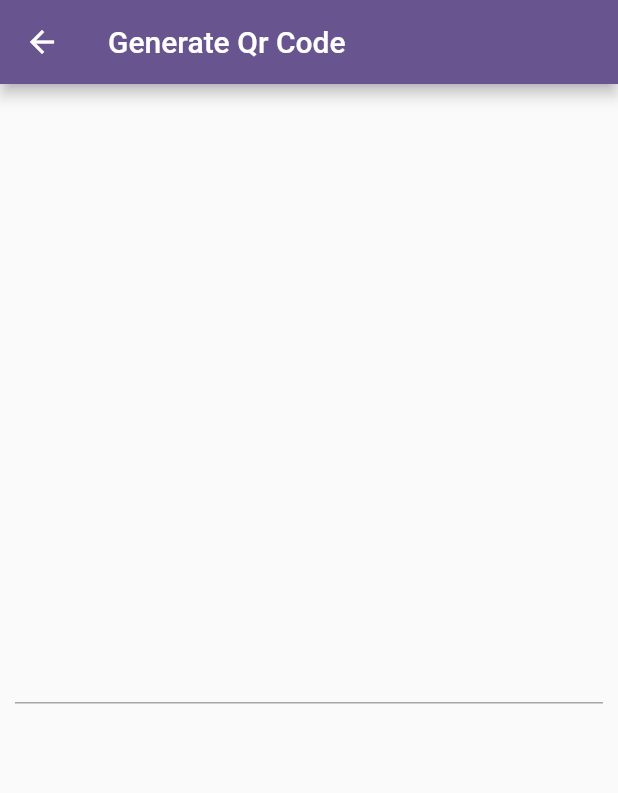
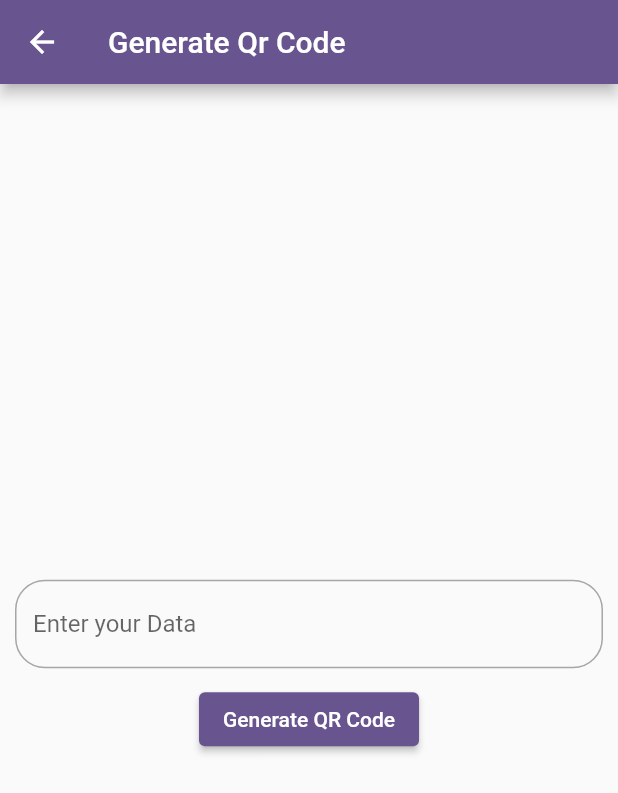
Before and after one commit to MosasaUnited/QR-Scanner-And-Generator, a Flutter app: the GenerateQrCode screen opened directly, on a phone screen of 412 x 824 dp. Shown: the top 793 px of the screen. Run offline on Flutter 3.47's test engine with Material 3 defaults, Android fonts, the phone set to English and light mode, and no system bars; our stand-ins replace qr_flutter; missing offline and left inert: flutter_barcode_scanner.

Commit message:
Scan&GenerateQrUi

```diff
--- a/lib/generate_qr_code.dart
+++ b/lib/generate_qr_code.dart
@@ -1,4 +1,5 @@
 import 'package:flutter/material.dart';
+import 'package:qr_flutter/qr_flutter.dart';
 
 class GenerateQrCode extends StatefulWidget {
   const GenerateQrCode({super.key});
@@ -21,12 +22,34 @@ class _ScanQrCodeState extends State<GenerateQrCode> {
           child: Column(
             mainAxisAlignment: MainAxisAlignment.center,
             children: [
+              if (urlController.text.isNotEmpty)
+                QrImageView(
+                  data: urlController.text,
+                  size: 200,
+                ),
               const SizedBox(
                 height: 10,
               ),
               Container(
                 padding: const EdgeInsets.only(left: 10, right: 10),
-                child: TextFormField(),
+                child: TextField(
+                  controller: urlController,
+                  decoration: InputDecoration(
+                      hintText: ' Enter your Data',
+                      border: OutlineInputBorder(
+                        borderRadius: BorderRadius.circular(20),
+                      ),
+                      labelText: 'Enter your Data'),
+                ),
+              ),
+              const SizedBox(
+                height: 10,
+              ),
+              ElevatedButton(
+                onPressed: () {
+                  setState(() {});
+                },
+                child: const Text('Generate QR Code'),
               )
             ],
           ),
```
Also changed, not shown: lib/scan_qr_code.dart (+47 -1 lines), 1 other file.
